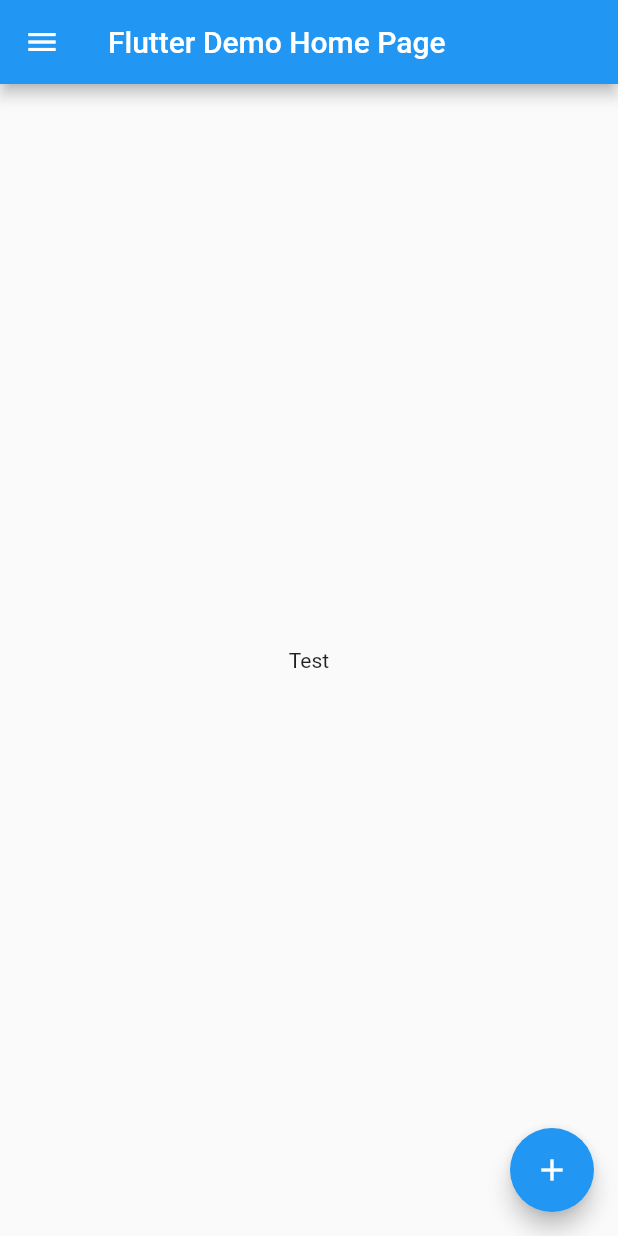
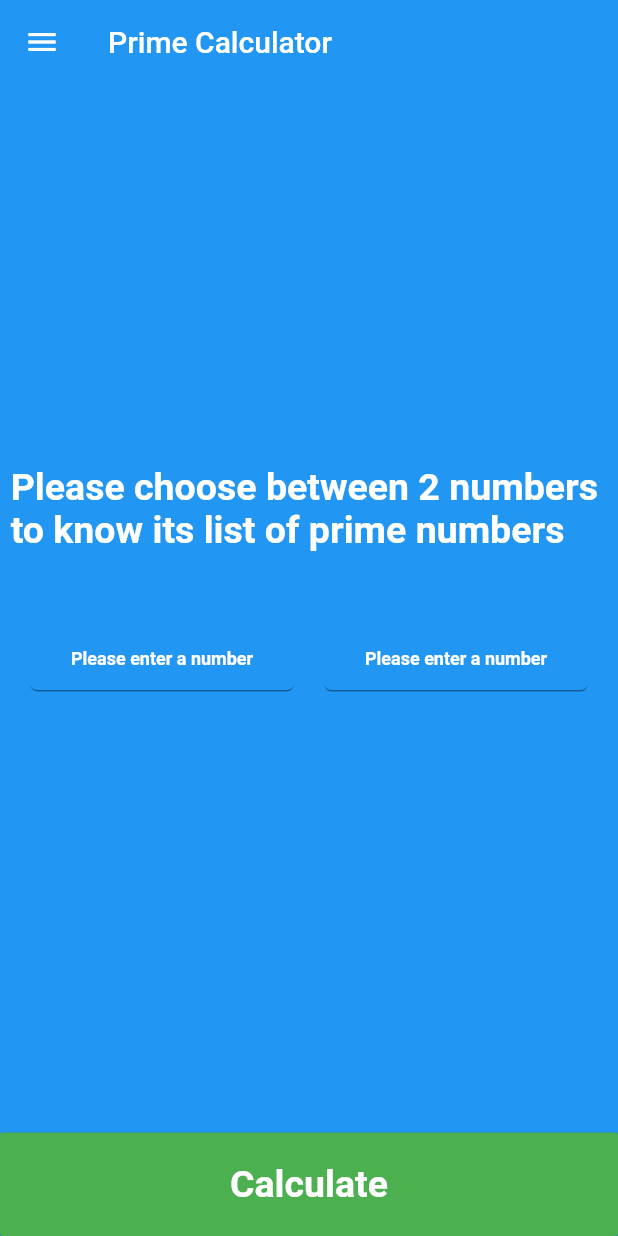
Before and after one commit to rifqyfr95/prime_calculator, a Flutter app: the screen it shows after launch, on a phone screen of 412 x 824 dp. Run offline on Flutter 3.47's test engine with Material 2 defaults, Android fonts, the phone set to English and light mode, and no system bars; our stand-ins replace flutter_html.

Commit message:
Commit working prime number algorithm, adjusting widget, not included : provider

```diff
--- a/lib/main.dart
+++ b/lib/main.dart
@@ -1,4 +1,5 @@
 import 'package:flutter/material.dart';
+import 'package:flutter/widgets.dart';
 import 'package:prime_calculator/screen/side_menu.dart';
 
 void main() {
@@ -12,17 +13,15 @@ class MyApp extends StatelessWidget {
     return MaterialApp(
       title: 'Flutter Demo',
       theme: ThemeData(
-
         primarySwatch: Colors.blue,
       ),
-      home: CalculatorPage(title: 'Flutter Demo Home Page'),
+      home: CalculatorPage(title: 'Prime Calculator'),
     );
   }
 }
 
 class CalculatorPage extends StatefulWidget {
   CalculatorPage({Key? key, required this.title}) : super(key: key);
-
 
   final String title;
 
@@ -31,37 +30,151 @@ class CalculatorPage extends StatefulWidget {
 }
 
 class _CalculatorPageState extends State<CalculatorPage> {
-  int _counter = 0;
+  String result = "";
+  TextEditingController number1controller = TextEditingController();
+  TextEditingController number2controller = TextEditingController();
 
-  void _incrementCounter() {
+  void _calculatePrime(int number1, int number2) {
+    if(result.isNotEmpty){
+      result = "";
+    }
+    int i = 0;
+    int num = 0;
+    for(i = number1;i<number2;i++){
+      int counter = 0;
+      for(num = i;num>=1;num--){
+        if(i%num==0){
+          counter = counter + 1;
+        }
+      }
+      if (counter == 2){
+        result = result + i.toString() + " ";
+      }
+    }
+
     setState(() {
 
-      _counter++;
     });
   }
 
   @override
   Widget build(BuildContext context) {
-
     return Scaffold(
+      backgroundColor: Theme.of(context).accentColor,
       drawer: SideMenu(),
       appBar: AppBar(
+        elevation: 0,
         title: Text(widget.title),
       ),
       body: Center(
         child: Column(
           mainAxisAlignment: MainAxisAlignment.center,
+          crossAxisAlignment: CrossAxisAlignment.center,
+          mainAxisSize: MainAxisSize.min,
           children: <Widget>[
             Text(
-              'Test',
+              'Please choose between 2 numbers \nto know its list of prime numbers',
+              style: TextStyle(
+                  color: Colors.white,
+                  fontSize: 25.0,
+                  fontWeight: FontWeight.bold),
             ),
+            SizedBox(
+              height: 20.0,
+            ),
+            Padding(
+              padding: EdgeInsets.all(20.0),
+              child: Row(
+                mainAxisAlignment: MainAxisAlignment.center,
+                crossAxisAlignment: CrossAxisAlignment.center,
+                mainAxisSize: MainAxisSize.min,
+                children: [
+                  Expanded(
+                      child: TextFormField(
+                    onEditingComplete: () {
+                      FocusManager.instance.primaryFocus?.unfocus();
+                    },
+                    textAlign: TextAlign.center,
+                    style: TextStyle(
+                        color: Colors.white,
+                        fontSize: 25.0,
+                        fontWeight: FontWeight.bold),
+                    decoration: InputDecoration(
+                        hintStyle: TextStyle(
+                            color: Colors.white,
+                            fontSize: 12.0,
+                            fontWeight: FontWeight.bold),
+                        border: UnderlineInputBorder(
+                            borderSide: BorderSide(color: Colors.white),
+                            borderRadius: BorderRadius.circular(5.0)),
+                        hintText: 'Please enter a number'),
+                    keyboardType: TextInputType.number,
+                    controller: number1controller,
+                  )),
+                  SizedBox(
+                    width: 20.0,
+                  ),
+                  Expanded(
+                      child: TextFormField(
+                    onEditingComplete: () {
+                      FocusManager.instance.primaryFocus?.unfocus();
+                    },
+                    textAlign: TextAlign.center,
+                    style: TextStyle(
+                        color: Colors.white,
+                        fontSize: 25.0,
+                        fontWeight: FontWeight.bold),
+                    decoration: InputDecoration(
+                        hintStyle: TextStyle(
+                            color: Colors.white,
+                            fontSize: 12.0,
+                            fontWeight: FontWeight.bold),
+                        border: UnderlineInputBorder(
+                            borderSide: BorderSide(color: Colors.white),
+                            borderRadius: BorderRadius.circular(5.0)),
+                        hintText: 'Please enter a number'),
+                    keyboardType: TextInputType.number,
+                    controller: number2controller,
+                  )),
+                ],
+              ),
+            ),
+            SizedBox(
+              height: 20.0,
+            ),
+            Visibility(
+              visible: result.isNotEmpty,
+                child: Text("Prime numbers between ${number1controller.text} and ${number2controller.text} is:\n$result",
+                  style: TextStyle(color: Colors.white, fontSize: 18.0, fontWeight: FontWeight.bold),textAlign: TextAlign.center,
+            )),
           ],
         ),
       ),
-      floatingActionButton: FloatingActionButton(
-        onPressed: _incrementCounter,
-        tooltip: 'Increment',
-        child: Icon(Icons.add),
+      bottomNavigationBar: MaterialButton(
+        onPressed: () {
+          int number1 = int.parse(number1controller.text);
+          int number2 = int.parse(number2controller.text);
+          if (number1 == 0) {
+            final snackBar = SnackBar(content: Text('First input must be higher then zero'));
+            ScaffoldMessenger.of(context).showSnackBar(snackBar);
+          }else if (number2 == 0){
+            final snackBar = SnackBar(content: Text('Second input must be higher then zero'));
+            ScaffoldMessenger.of(context).showSnackBar(snackBar);
+          }else if(number1 > number2){
+            final snackBar = SnackBar(content: Text('Second number must be higher then first number'));
+            ScaffoldMessenger.of(context).showSnackBar(snackBar);
+          }else{
+            _calculatePrime(number1, number2);
+          }
+        },
+        padding: EdgeInsets.all(20.0),
+        textColor: Colors.white,
+        minWidth: 200,
+        child: Text(
+          "Calculate",
+          style: TextStyle(fontSize: 25.0, fontWeight: FontWeight.bold),
+        ),
+        color: Colors.green,
       ), // This trailing comma makes auto-formatting nicer for build methods.
     );
   }
--- a/lib/screen/side_menu.dart
+++ b/lib/screen/side_menu.dart
@@ -2,10 +2,6 @@ import 'package:flutter/material.dart';
 import 'package:url_launcher/url_launcher.dart';
 import 'package:flutter_html/flutter_html.dart';
 
-/*
-Using icon from FlatIcon
-<div>Icons made by <a href="https://www.freepik.com" title="Freepik">Freepik</a> from <a href="https://www.flaticon.com/" title="Flaticon">www.flaticon.com</a></div>
- */
 class SideMenu extends StatelessWidget {
   @override
   Widget build(BuildContext context) {
```
